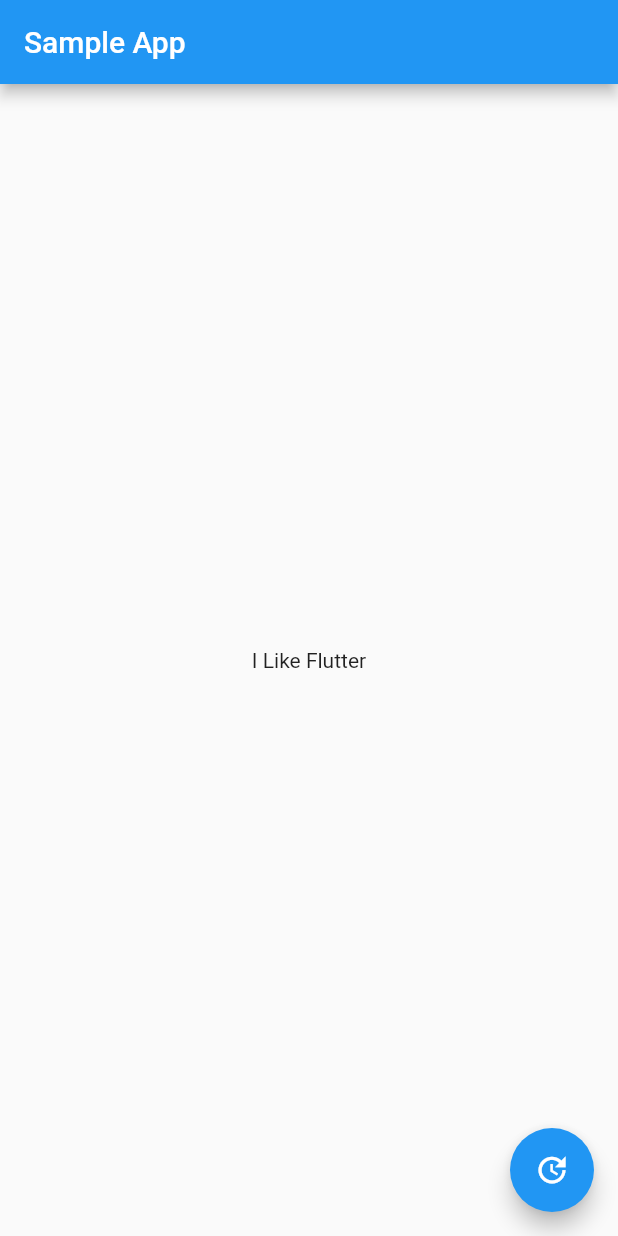
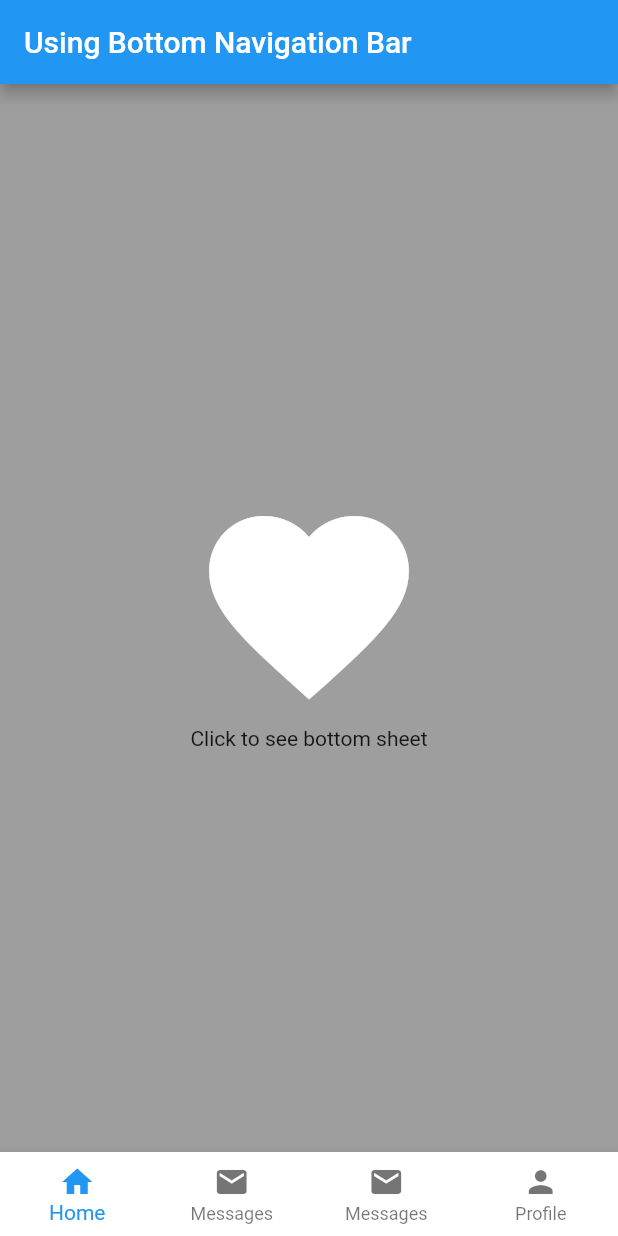
Before and after one commit to disha4mourya/HelloFlutter, a Flutter app: the screen it shows after launch, on a phone screen of 412 x 824 dp. Run offline on Flutter 3.47's test engine with Material 2 defaults, Android fonts, the phone set to English and light mode, and no system bars.

Commit message:
Bottom Navigation and bottom sheet tried

```diff
--- a/lib/main.dart
+++ b/lib/main.dart
@@ -1,51 +1,130 @@
 import 'package:flutter/material.dart';
-
-void main() => runApp(MyApp());
-
-class MyApp extends StatelessWidget {
-  // This widget is the root of your application.
-  @override
-  Widget build(BuildContext context) {
-    return MaterialApp(
-      title: 'Flutter Demo',
-      theme: ThemeData(
-        primarySwatch: Colors.blue,
-      ),
-      home: MyHomePage(title: 'TextView'),
-    );
-  }
+import 'package:my_flutter/placeholder_widget.dart';
+void main() {
+  runApp(new MaterialApp(
+    // Title
+      title: "Using Tabs",
+      // Home
+      home: new MyHome()));
 }
 
-class MyHomePage extends StatefulWidget {
-  MyHomePage({Key key, this.title}) : super(key: key);
+class MyHome extends StatefulWidget {
+  @override
+  MyHomeState createState() => new MyHomeState();
+}
 
-  final String title;
+// SingleTickerProviderStateMixin is used for animation
+class MyHomeState extends State<MyHome> {
+  // Create a tab controller
+  // TabController controller;
+  int _currentIndex = 0;
+  final List<Widget> _children = [
+    PlaceholderWidget(Colors.grey),
+    PlaceholderWidget(Colors.grey),
+    PlaceholderWidget(Colors.grey),
+    PlaceholderWidget(Colors.grey)
+  ];
+
+  /* @override
+  void initState() {
+    super.initState();
+
+    // Initialize the Tab Controller
+    controller = new TabController(length: 4, vsync: this);
+  }
 
   @override
-  _MyHomePageState createState() => _MyHomePageState();
-}
+  void dispose() {
+    // Dispose of the Tab Controller
+    controller.dispose();
+    super.dispose();
+  }*/
 
-class _MyHomePageState extends State<MyHomePage> {
-  String textToShow = "I Like Flutter";
-
-  void _updateText() {
+  void onTabTapped(int index) {
     setState(() {
-      // update the text
-      textToShow = "Flutter is Awesome!";
+      _currentIndex = index;
     });
   }
 
   @override
   Widget build(BuildContext context) {
-    return Scaffold(
-      appBar: AppBar(
-        title: Text("Sample App"),
+    return new Scaffold(
+      // Appbar
+      appBar: new AppBar(
+        // Title
+        title: new Text("Using Bottom Navigation Bar"),
+        // Set the background color of the App Bar
+        // backgroundColor: Colors.blue,
       ),
-      body: Center(child: Text(textToShow)),
-      floatingActionButton: FloatingActionButton(
-        onPressed: _updateText,
-        tooltip: 'Update Text',
-        child: Icon(Icons.update),
+
+      body: _children[_currentIndex], // new
+
+      // Set the TabBar view as the body of the Scaffold
+      /* body: new TabBarView(
+        // Add tabs as widgets
+        children: <Widget>[new FirstTab(), new SecondTab(), new ThirdTab(),new FirstTab()],
+        // set the controller
+        controller: controller,
+      ),*/
+      // Set the bottom navigation bar
+      /*bottomNavigationBar: new Material(
+        // set the color of the bottom navigation bar
+        color: Colors.blue,
+        // set the tab bar as the child of bottom navigation bar
+        child: new TabBar(
+          tabs: <Tab>[
+            new Tab(
+              // set icon to the tab
+              icon: new Icon(Icons.favorite),
+            ),
+            new Tab(
+              icon: new Icon(Icons.adb),
+            ),
+            new Tab(
+              icon: new Icon(Icons.airport_shuttle),
+            ),
+            new Tab(
+              icon: new Icon(Icons.language),
+            ),
+          ],
+          // setup the controller
+          controller: controller,
+        ),
+      ),*/
+
+      bottomNavigationBar: new Theme(
+        data: Theme.of(context).copyWith(
+          // sets the background color of the `BottomNavigationBar`
+            canvasColor: Colors.white,
+            // sets the active color of the `BottomNavigationBar` if `Brightness` is light
+            primaryColor: Colors.redAccent,
+            textTheme: Theme.of(context)
+                .textTheme
+                .copyWith(caption: new TextStyle(color: Colors.grey))),
+        // sets the inactive color of the `BottomNavigationBar`
+        child: new BottomNavigationBar(
+          //currentIndex: 0, // this will be set when a new tab is tapped
+          onTap: onTabTapped, // new
+          currentIndex: _currentIndex,
+
+          type: BottomNavigationBarType.fixed,
+          items: [
+            BottomNavigationBarItem(
+              icon: new Icon(Icons.home),
+              title: new Text('Home'),
+            ),
+            BottomNavigationBarItem(
+              icon: new Icon(Icons.mail),
+              title: new Text('Messages'),
+            ),
+            BottomNavigationBarItem(
+              icon: new Icon(Icons.mail),
+              title: new Text('Messages'),
+            ),
+            BottomNavigationBarItem(
+                icon: Icon(Icons.person), title: Text('Profile'))
+          ],
+        ),
       ),
     );
   }
--- /dev/null
+++ b/lib/placeholder_widget.dart
@@ -0,0 +1,63 @@
+import 'package:flutter/material.dart';
+
+class PlaceholderWidget extends StatelessWidget {
+  final Color color;
+
+  PlaceholderWidget(this.color);
+
+  @override
+  Widget build(BuildContext context) {
+    return new Scaffold(
+      backgroundColor: color,
+      body: new Container(
+        child: new Center(
+          child: new Column(
+            // center the children
+            mainAxisAlignment: MainAxisAlignment.center,
+            children: <Widget>[
+              new Icon(
+                Icons.favorite,
+                size: 160.0,
+                color: Colors.white,
+              ),
+              new GestureDetector(
+                onTap: () {
+
+
+                  showModalBottomSheet<void>(context: context, builder: (BuildContext context) {
+                    return new Column(
+                      mainAxisSize: MainAxisSize.min,
+                      children: <Widget>[
+                        new ListTile(
+                          leading: new Icon(Icons.view_column),
+                          title: new Text('View Profile'),
+                          onTap: () => Navigator.pop(context),
+                        ),
+                        new ListTile(
+                          leading: new Icon(Icons.send),
+                          title: new Text('Send Request'),
+                          onTap: () => Navigator.pop(context),
+                        ),
+                        new ListTile(
+                          leading: new Icon(Icons.phone),
+                          title: new Text('Contact Details'),
+                          onTap: () => Navigator.pop(context),
+                        ),
+                      ],
+                    );
+                  });
+
+                  /*Scaffold.of(context).showSnackBar(new SnackBar(
+                content: new Text("Sending Message"),
+              ));
+              Navigator.pushNamed(context, "myRoute");*/
+                },
+                child: new Text("Click to see bottom sheet"),
+              ),
+            ],
+          ),
+        ),
+      ),
+    );
+  }
+}
```
